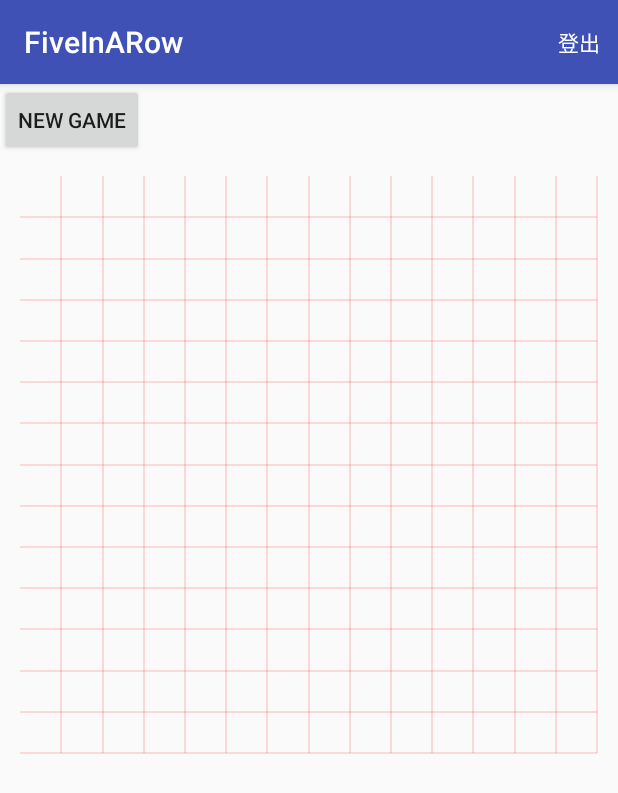
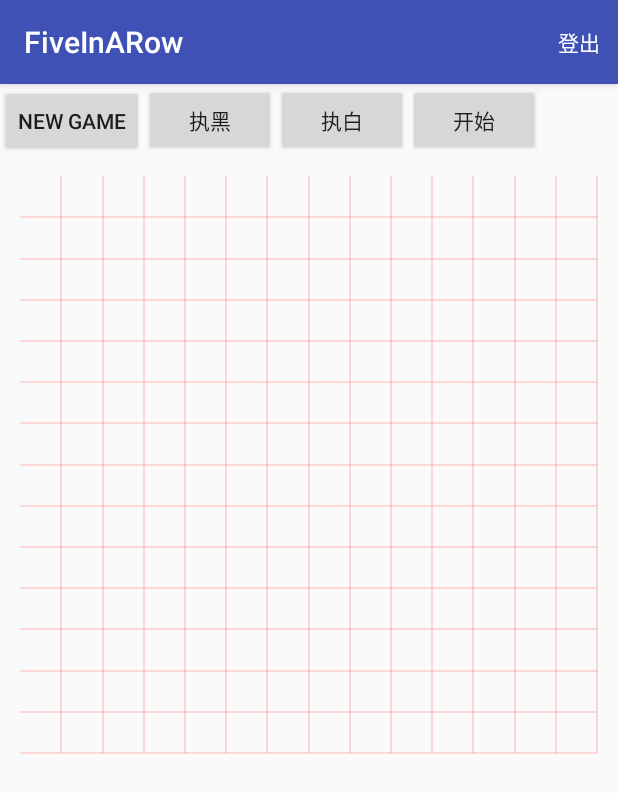
Before and after one commit to wz649588/Five_In_A_Line, an Android app: the NetBattle screen opened directly, with no data from a screen before it, after a tap on "NEW GAME", on a phone screen of 412 x 824 dp. Shown: the top 793 px of the screen. Run offline under Robolectric (Android 15) with nearby library versions, the phone set to English and light mode, and no system bars; our stand-ins replace Firebase (no records; nobody signed in at launch, a user with empty details on screens opened directly); 3 statements that could not run were skipped.

Commit message:
bug modified

```diff
--- a/app/src/main/java/com/example/fiveinarow/ComputerPlayer.java
+++ b/app/src/main/java/com/example/fiveinarow/ComputerPlayer.java
@@ -12,9 +12,9 @@ public class ComputerPlayer {
     private int[][] computerMap = new int[15][15];
     private int[][] playerMap = new int[15][15];
     // 电脑的棋子颜色
-    private ChessType computerType = ChessType.WHITE;
+    private ChessType computerType;
     // 玩家的棋子颜色
-    private ChessType playerType = ChessType.BLACK;
+    private ChessType playerType;
     private ChessStatus[] chessStatus = new ChessStatus[4];
 
     public ComputerPlayer(ChessType[][] chessMap, ChessType computerType,
@@ -22,6 +22,14 @@ public class ComputerPlayer {
         this.chessMap = chessMap;
         this.playerType = playerType;
         this.computerType = computerType;
+    }
+
+    public ChessType getComputerType() {
+        return computerType;
+    }
+
+    public ChessType getPlayerType() {
+        return playerType;
     }
 
     /**
--- a/app/src/main/java/com/example/fiveinarow/NetBattle.java
+++ b/app/src/main/java/com/example/fiveinarow/NetBattle.java
@@ -40,22 +40,33 @@ import com.google.firebase.database.ValueEventListener;
 
 import org.w3c.dom.Text;
 
+import java.util.ArrayList;
+
 
 public class NetBattle extends AppCompatActivity {
 
     private Chess_Panel netPanel;
     private Button netNewGame;
     private AlertDialog.Builder builder;
+    public static int player = 0;
+    private Button chooseBlack;
+    private Button chooseWhite;
+    private DatabaseReference mDatabase;
+    private Button start;
+    private ArrayList<Distribute> players = new ArrayList<>();
 
     private static int SIGN_IN_REQUEST_CODE = 1;
     LinearLayout activity_net_battle;
 
     public boolean onOptionsItemSelected(MenuItem item) {
         if (item.getItemId() == R.id.sign) {
+            again();
+            player = 0;
             AuthUI.getInstance().signOut(this).addOnCompleteListener(new OnCompleteListener<Void>() {
                 @Override
                 public void onComplete(@NonNull Task<Void> task) {
                     Snackbar.make(activity_net_battle, "You have been signed out", Snackbar.LENGTH_SHORT).show();
+                    netPanel.mode = 0;
                     finish();
                 }
             });
@@ -74,6 +85,8 @@ public class NetBattle extends AppCompatActivity {
         if(requestCode == SIGN_IN_REQUEST_CODE) {
             if (resultCode == RESULT_OK) {
                 Snackbar.make(activity_net_battle, "Successfully signed in. Welcome!", Snackbar.LENGTH_SHORT).show();
+                displayPiece();
+                displayDistribute();
             } else {
                 Snackbar.make(activity_net_battle, "We couldn't sign you in Please try again later", Snackbar.LENGTH_SHORT).show();
                 finish();
@@ -90,13 +103,46 @@ public class NetBattle extends AppCompatActivity {
         activity_net_battle = (LinearLayout) findViewById(R.id.activity_net_battle);
         netPanel = (Chess_Panel) findViewById(R.id.net_panel);
         netNewGame = (Button) findViewById(R.id.netNewGame);
+        chooseBlack = (Button) findViewById(R.id.ChooseBlack);
+        chooseWhite = (Button) findViewById(R.id.ChooseWhite);
+        start = (Button) findViewById(R.id.Start);
+
         netPanel.mode = 2;
+        mDatabase = FirebaseDatabase.getInstance().getReference();
 
+
+        start.setOnClickListener(new View.OnClickListener() {
+            @Override
+            public void onClick(View v) {
+                if(player == 0) {
+                    player = 50;
+                    mDatabase.child("Distribute").push().setValue(new Distribute(FirebaseAuth.getInstance().getCurrentUser().getEmail()));
+                }
+            }
+        });
 
         netNewGame.setOnClickListener(new View.OnClickListener() {
             @Override
             public void onClick(View v) {
                 again();
+                player = 0;
+            }
+        });
+        chooseBlack.setOnClickListener(new View.OnClickListener() {
+            @Override
+            public void onClick(View v) {
+                if(player==0) {
+                    player = 200;
+                }
+            }
+        });
+
+        chooseWhite.setOnClickListener(new View.OnClickListener() {
+            @Override
+            public void onClick(View v) {
+                if(player == 0) {
+                    player = 100;
+                }
             }
         });
 
@@ -107,7 +153,10 @@ public class NetBattle extends AppCompatActivity {
             Snackbar.make(activity_net_battle, "Welcome " + FirebaseAuth.getInstance().getCurrentUser().getEmail(), Snackbar.LENGTH_SHORT)
                     .show();
             displayPiece();
+            displayDistribute();
         }
+
+
 
         Window window = getWindow();
         window.addFlags(WindowManager.LayoutParams.FLAG_FULLSCREEN);
@@ -117,12 +166,19 @@ public class NetBattle extends AppCompatActivity {
             @Override
             public void onClick(DialogInterface dialog, int which) {
                 again();
+                if(player == 100) {
+                    player = 200;
+                } else {
+                    player = 100;
+                }
             }
         });
         builder.setNegativeButton("Exit", new DialogInterface.OnClickListener() {
             @Override
             public void onClick(DialogInterface dialog, int which) {
                 again();
+                player = 0;
+                netPanel.mode = 0;
                 startActivity(new Intent(NetBattle.this, MainActivity.class));
             }
         });
@@ -130,10 +186,10 @@ public class NetBattle extends AppCompatActivity {
             @Override
             public void onGameOver(int i) {
                 String str = "";
-                if (i == Chess_Panel.WHITE_WIN) {
-                    str = "White win";
-                } else if (i == Chess_Panel.BLACK_WIN) {
-                    str = "Black win";
+                if ((i == Chess_Panel.WHITE_WIN && player == 100) || (i == Chess_Panel.BLACK_WIN && player == 200)) {
+                    str = "You win";
+                } else {
+                    str = "You lose";
                 }
                 builder.setMessage(str);
                 builder.setCancelable(false);
@@ -159,13 +215,62 @@ public class NetBattle extends AppCompatActivity {
         }
     }
 
-   private void displayPiece() {
+    public static class DistributeViewHolder extends RecyclerView.ViewHolder {
+        TextView emailp, ranp;
+
+        public DistributeViewHolder(View v) {
+            super(v);
+            emailp = (TextView) v.findViewById(R.id.email);
+            ranp = (TextView) v.findViewById(R.id.ran);
+        }
+    }
+
+
+    public void displayDistribute() {
+        RecyclerView listOfPlayers = (RecyclerView) findViewById(R.id.distributeView);
+        LinearLayoutManager linearLayoutManager = new LinearLayoutManager(this);
+        linearLayoutManager.setReverseLayout(true);
+        listOfPlayers.setLayoutManager(linearLayoutManager);
+        FirebaseRecyclerAdapter<Distribute, DistributeViewHolder> adapter = new FirebaseRecyclerAdapter<Distribute, DistributeViewHolder>(Distribute.class, R.layout.listviewd, DistributeViewHolder.class, FirebaseDatabase.getInstance().
+                getReference().child("Distribute")) {
+            @Override
+            protected void populateViewHolder(DistributeViewHolder distributeViewHolder, Distribute model, int position) {
+                distributeViewHolder.emailp.setText(model.getEmail());
+                distributeViewHolder.ranp.setText(model.getRan()+"");
+
+                players.add(new Distribute(model.getEmail(), model.getRan()));
+                if(players.size() == 2 && player == 50) {
+                    if(players.get(0).getEmail() == FirebaseAuth.getInstance().getCurrentUser().getEmail()){
+                        if(players.get(0).getRan() > players.get(1).getRan()) {
+                            player = 200;
+                            Toast.makeText(NetBattle.this, "你执黑", Toast.LENGTH_SHORT).show();
+                        } else {
+                            player = 100;
+                            Toast.makeText(NetBattle.this, "你执白", Toast.LENGTH_SHORT).show();
+                        }
+                    }
+                    if(players.get(1).getEmail() == FirebaseAuth.getInstance().getCurrentUser().getEmail()){
+                        if(players.get(1).getRan() > players.get(0).getRan()) {
+                            player = 200;
+                            Toast.makeText(NetBattle.this, "你执黑", Toast.LENGTH_SHORT).show();
+                        } else {
+                            player = 100;
+                            Toast.makeText(NetBattle.this, "你执白", Toast.LENGTH_SHORT).show();
+                        }
+                    }
+                }
+            }
+        };
+        listOfPlayers.setAdapter(adapter);
+    }
+
+   public void displayPiece() {
        RecyclerView listOfMessage = (RecyclerView) findViewById(R.id.pieceView);
        LinearLayoutManager linearLayoutManager = new LinearLayoutManager(this);
        linearLayoutManager.setReverseLayout(true);
        listOfMessage.setLayoutManager(linearLayoutManager);
        FirebaseRecyclerAdapter<Piece, UsersViewHolder> adapter = new FirebaseRecyclerAdapter<Piece, UsersViewHolder>(Piece.class, R.layout.list_view, UsersViewHolder.class, FirebaseDatabase.getInstance().
-               getReference()) {
+               getReference().child("Pieces")) {
            @Override
            protected void populateViewHolder(UsersViewHolder usersViewHolder, Piece model, int position) {
                usersViewHolder.xp.setText(model.getX()+"");
@@ -187,8 +292,7 @@ public class NetBattle extends AppCompatActivity {
            public void onItemRangeInserted(int positionStart, int itemCount) {
                super.onItemRangeInserted(positionStart, itemCount);
                int friendlyMessageCount = adapter.getItemCount();
-               int lastVisiblePosition =
-                       linearLayoutManager.findLastCompletelyVisibleItemPosition();
+               int lastVisiblePosition = linearLayoutManager.findLastCompletelyVisibleItemPosition();
                // If the recycler view is initially being loaded or the
                // user is at the bottom of the list, scroll to the bottom
                // of the list to show the newly added message.
@@ -203,7 +307,7 @@ public class NetBattle extends AppCompatActivity {
     }
 
     private void removeAll() {
-        Query applesQuery = FirebaseDatabase.getInstance().getReference(); //.orderByChild("type").equalTo(200);
+        Query applesQuery = FirebaseDatabase.getInstance().getReference().child("Pieces"); //.orderByChild("type").equalTo(200);
         applesQuery.addListenerForSingleValueEvent(new ValueEventListener() {
             @Override
             public void onDataChange(DataSnapshot dataSnapshot) {
@@ -220,7 +324,7 @@ public class NetBattle extends AppCompatActivity {
     }
 
     private void again() {
-        Query applesQuery = FirebaseDatabase.getInstance().getReference(); //.orderByChild("type").equalTo(200);
+        Query applesQuery = FirebaseDatabase.getInstance().getReference().child("Pieces"); //.orderByChild("type").equalTo(200);
         applesQuery.addListenerForSingleValueEvent(new ValueEventListener() {
             @Override
             public void onDataChange(DataSnapshot dataSnapshot) {
@@ -234,6 +338,21 @@ public class NetBattle extends AppCompatActivity {
                 Log.e("NetBattle", "onCancelled", databaseError.toException());
             }
         });
+        Query disQuery = FirebaseDatabase.getInstance().getReference().child("Distribute"); //.orderByChild("type").equalTo(200);
+        disQuery.addListenerForSingleValueEvent(new ValueEventListener() {
+            @Override
+            public void onDataChange(DataSnapshot dataSnapshot) {
+                for (DataSnapshot appleSnapshot: dataSnapshot.getChildren()) {
+                    appleSnapshot.getRef().removeValue();
+                }
+            }
+
+            @Override
+            public void onCancelled(DatabaseError databaseError) {
+                Log.e("NetBattle", "onCancelled", databaseError.toException());
+            }
+        });
         netPanel.restartGame();
+        players.clear();
     }
 }
--- a/app/src/main/res/layout/activity_net_battle.xml
+++ b/app/src/main/res/layout/activity_net_battle.xml
@@ -5,19 +5,53 @@
     android:layout_height="match_parent"
     android:id="@+id/activity_net_battle">
 
-    <Button
-        android:layout_width="wrap_content"
+    <LinearLayout
+        android:layout_width="match_parent"
         android:layout_height="wrap_content"
-        android:text="New Game"
-        android:id="@+id/netNewGame"/>
+        android:orientation="horizontal">
+        <Button
+            android:layout_width="wrap_content"
+            android:layout_height="wrap_content"
+            android:text="New Game"
+            android:id="@+id/netNewGame"/>
+
+        <Button
+            android:layout_width="wrap_content"
+            android:layout_height="wrap_content"
+            android:text="执黑"
+            android:id="@+id/ChooseBlack"/>
+
+        <Button
+            android:layout_width="wrap_content"
+            android:layout_height="wrap_content"
+            android:text="执白"
+            android:id="@+id/ChooseWhite"/>
+
+        <Button
+            android:layout_width="wrap_content"
+            android:layout_height="wrap_content"
+            android:text="开始"
+            android:id="@+id/Start"/>
+    </LinearLayout>
 
     <com.example.fiveinarow.Chess_Panel
         android:id="@+id/net_panel"
         android:layout_width="match_parent"
         android:layout_height="wrap_content" />
 
-    <android.support.v7.widget.RecyclerView
+    <LinearLayout
         android:layout_width="match_parent"
         android:layout_height="wrap_content"
-        android:id="@+id/pieceView" />
+        android:orientation="horizontal">
+        <android.support.v7.widget.RecyclerView
+            android:layout_width="match_parent"
+            android:layout_height="wrap_content"
+            android:id="@+id/pieceView"
+            android:layout_weight="1"/>
+        <android.support.v7.widget.RecyclerView
+            android:layout_width="match_parent"
+            android:layout_height="wrap_content"
+            android:id="@+id/distributeView"
+            android:layout_weight="1"/>
+    </LinearLayout>
 </LinearLayout>
```
Also changed, not shown: app/src/main/java/com/example/fiveinarow/Chess_Panel.java (+15 -10 lines), app/src/main/java/com/example/fiveinarow/Distribute.java (added, +32 -0 lines), app/src/main/java/com/example/fiveinarow/MainActivity.java (+6 -2 lines), app/src/main/res/layout/listviewd.xml (added, +17 -0 lines).
